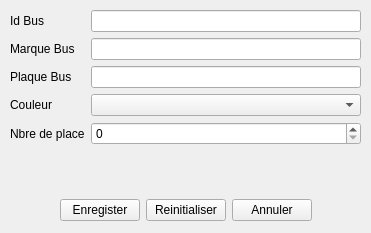
First picture: the form in bus.ui, repository tiserge2/transport_management, before the edit.
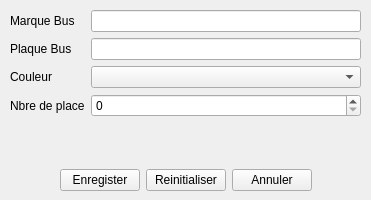
Second picture: the form after the edit.

```diff
--- a/bus.ui
+++ b/bus.ui
@@ -3,12 +3,20 @@
  <class>Bus</class>
  <widget class="QWidget" name="Bus">
   <property name="windowModality">
-   <enum>Qt::ApplicationModal</enum>
+   <enum>Qt::NonModal</enum>
+  </property>
+  <property name="geometry">
+   <rect>
+    <x>0</x>
+    <y>0</y>
+    <width>371</width>
+    <height>200</height>
+   </rect>
   </property>
   <property name="minimumSize">
    <size>
     <width>371</width>
-    <height>233</height>
+    <height>200</height>
    </size>
   </property>
   <property name="maximumSize">
@@ -26,61 +34,58 @@
      <x>10</x>
      <y>10</y>
      <width>351</width>
-     <height>211</height>
+     <height>181</height>
     </rect>
    </property>
    <layout class="QVBoxLayout" name="verticalLayout">
     <item>
      <layout class="QFormLayout" name="formLayout">
-      <item row="0" column="1">
-       <widget class="QLineEdit" name="lineEdit"/>
-      </item>
-      <item row="1" column="0">
+      <item row="0" column="0">
        <widget class="QLabel" name="label_2">
         <property name="text">
          <string>Marque Bus</string>
         </property>
        </widget>
       </item>
-      <item row="1" column="1">
-       <widget class="QLineEdit" name="lineEdit_2"/>
+      <item row="0" column="1">
+       <widget class="QLineEdit" name="marqueBus"/>
       </item>
-      <item row="2" column="0">
+      <item row="1" column="0">
        <widget class="QLabel" name="label_3">
         <property name="text">
          <string>Plaque Bus</string>
         </property>
        </widget>
       </item>
-      <item row="2" column="1">
-       <widget class="QLineEdit" name="lineEdit_3"/>
+      <item row="1" column="1">
+       <widget class="QLineEdit" name="plaqueBus"/>
       </item>
-      <item row="3" column="0">
+      <item row="2" column="0">
        <widget class="QLabel" name="label_4">
         <property name="text">
          <string>Couleur</string>
         </property>
        </widget>
       </item>
-      <item row="3" column="1">
-       <widget class="QComboBox" name="comboBox"/>
+      <item row="2" column="1">
+       <widget class="QComboBox" name="couleurBus">
+        <property name="editable">
+         <bool>false</bool>
+        </property>
+        <property name="currentIndex">
+         <number>-1</number>
+        </property>
+       </widget>
       </item>
-      <item row="4" column="0">
+      <item row="3" column="0">
        <widget class="QLabel" name="label_5">
         <property name="text">
          <string>Nbre de place</string>
         </property>
        </widget>
       </item>
-      <item row="4" column="1">
-       <widget class="QSpinBox" name="spinBox"/>
-      </item>
-      <item row="0" column="0">
-       <widget class="QLabel" name="label">
-        <property name="text">
-         <string>Id Bus</string>
-        </property>
-       </widget>
+      <item row="3" column="1">
+       <widget class="QSpinBox" name="nombrePlaceBus"/>
       </item>
      </layout>
     </item>
```
Left out of the diff: 25 changed lines with no effect on the pictures.
